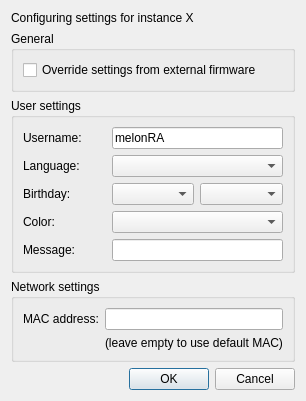
Qt form src/frontend/qt_sdl/FirmwareSettingsDialog.ui (poopoocacacacaca/melonRA) before a commit.
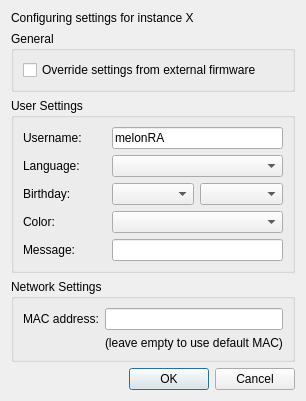
The same form after that commit.

```diff
--- a/src/frontend/qt_sdl/FirmwareSettingsDialog.ui
+++ b/src/frontend/qt_sdl/FirmwareSettingsDialog.ui
@@ -49,7 +49,7 @@
    <item>
     <widget class="QGroupBox" name="grpUserSettings">
      <property name="title">
-      <string>User settings</string>
+      <string>User Settings</string>
      </property>
      <layout class="QGridLayout" name="gridLayout">
       <property name="leftMargin">
@@ -133,7 +133,7 @@
    <item>
     <widget class="QGroupBox" name="grpWifiSettings">
      <property name="title">
-      <string>Network settings</string>
+      <string>Network Settings</string>
      </property>
      <layout class="QGridLayout" name="gridLayout_2">
       <item row="0" column="0">
```
Left out of the diff: 2 changed lines with no effect on the pictures.
